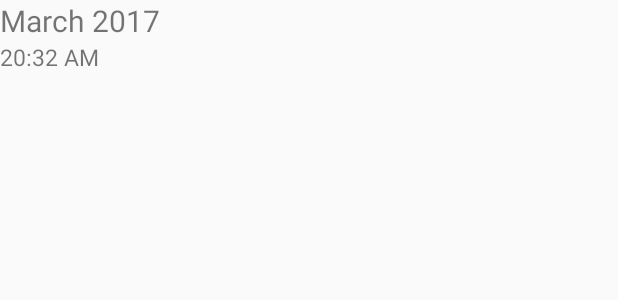
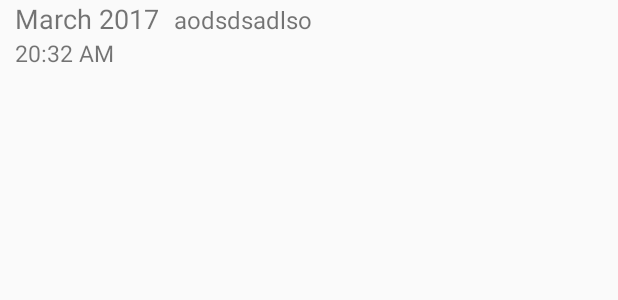
Before and after one commit to pajdal97/Sara, an Android app: the layout alarm_layout.xml on its own in the app's theme, with its tools: preview values and no code run, on a phone screen of 412 x 824 dp. Shown: the top 300 px of the screen. Run offline under Robolectric (Android 15) with nearby library versions, the phone set to English and light mode, and no system bars.

Commit message:
ALarm working within few features :))

```diff
--- a/Application/app/src/main/res/layout/alarm_layout.xml
+++ b/Application/app/src/main/res/layout/alarm_layout.xml
@@ -2,18 +2,34 @@
 <LinearLayout xmlns:android="http://schemas.android.com/apk/res/android"
     android:orientation="vertical" android:layout_width="match_parent"
     android:layout_height="match_parent">
-    <TextView
-        android:id="@+id/year_month"
+
+    <LinearLayout
+        android:layout_width="wrap_content"
         android:layout_height="wrap_content"
-        android:layout_width="wrap_content"
-        android:text="March 2017"
-        android:textSize="20dp"/>
+        android:orientation="horizontal"
+        android:layout_marginLeft="10dp">
+
+        <TextView
+            android:id="@+id/year_month"
+            android:layout_height="wrap_content"
+            android:layout_width="wrap_content"
+            android:text="March 2017"
+            android:textSize="18dp"/>
+        <TextView
+            android:layout_width="wrap_content"
+            android:layout_height="wrap_content"
+            android:id="@+id/seconds_remaining"
+            android:textSize="16dp"
+            android:text="aodsdsadlso"
+            android:layout_marginLeft="10dp"/>
+        </LinearLayout>
 
     <TextView
         android:id="@+id/hour_minute"
         android:layout_height="wrap_content"
         android:layout_width="wrap_content"
         android:textSize="15dp"
-        android:text="20:32 AM"/>
+        android:text="20:32 AM"
+        android:layout_marginLeft="10dp"/>
 
 </LinearLayout>
```
Also changed, not shown: Application/app/src/main/java/com/example/marti/myapplication/AlarmFragment.java (+37 -12 lines), Application/app/src/main/java/com/example/marti/myapplication/Texts.java (+9 -1 lines).
